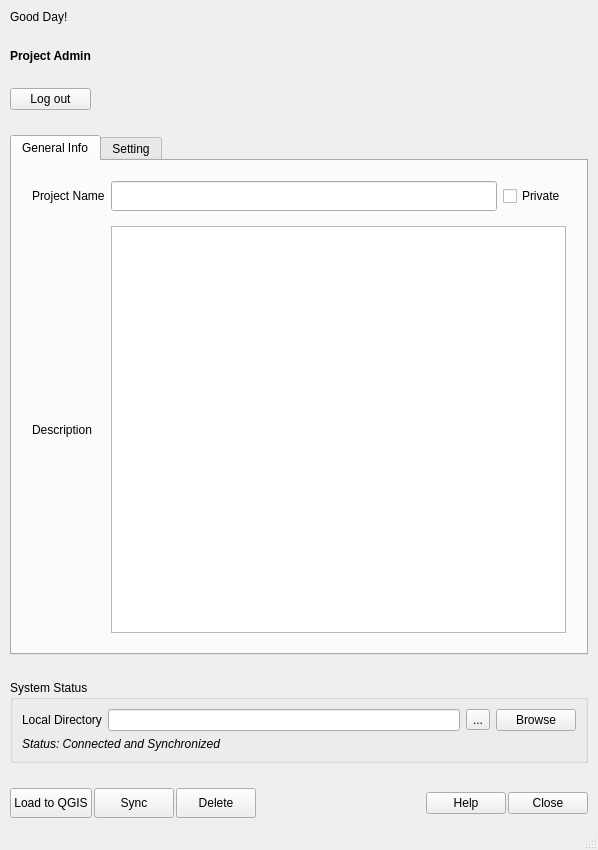
Before: the Qt Designer form ui/project_details_window.ui in joshdels/pyqgis-plugin-topmap, drawn with Qt 5.
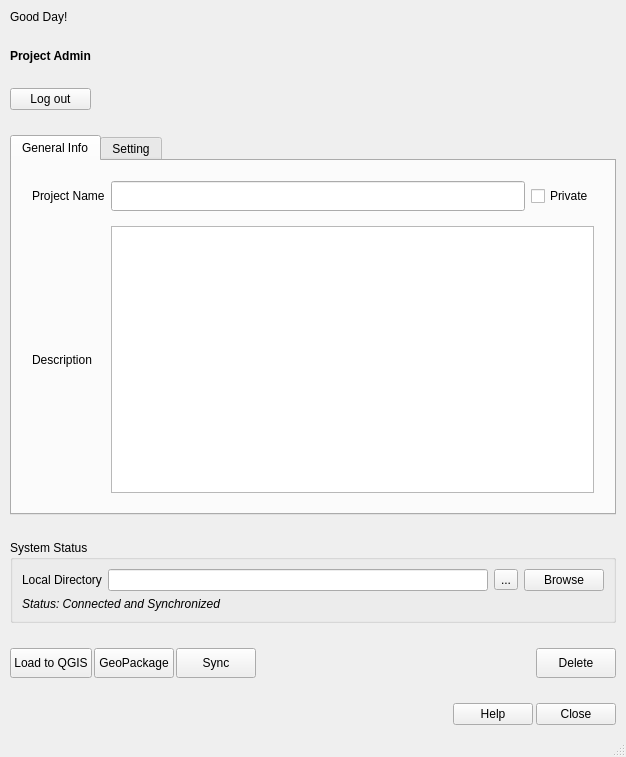
After: the same form once the commit is applied.

Commit message: feat: geopackage, style save of the layer

```diff
--- a/ui/project_details_window.ui
+++ b/ui/project_details_window.ui
@@ -6,8 +6,8 @@
    <rect>
     <x>0</x>
     <y>0</y>
-    <width>598</width>
-    <height>850</height>
+    <width>626</width>
+    <height>757</height>
    </rect>
   </property>
   <property name="windowTitle">
@@ -76,8 +76,8 @@
         </property>
         <property name="sizeHint" stdset="0">
          <size>
-          <width>0</width>
-          <height>0</height>
+          <width>13</width>
+          <height>13</height>
          </size>
         </property>
        </spacer>
@@ -202,7 +202,7 @@
      </widget>
     </item>
     <item>
-     <layout class="QHBoxLayout" name="footerLayout">
+     <layout class="QHBoxLayout" name="userLayout">
       <property name="spacing">
        <number>2</number>
       </property>
@@ -219,6 +219,19 @@
         </property>
        </widget>
       </item>
+      <item>
+       <widget class="QPushButton" name="geoBtn">
+        <property name="minimumSize">
+         <size>
+          <width>50</width>
+          <height>30</height>
+         </size>
+        </property>
+        <property name="text">
+         <string>GeoPackage</string>
+        </property>
+       </widget>
+      </item>
       <item>
        <widget class="QPushButton" name="syncButton">
         <property name="enabled">
@@ -235,6 +248,19 @@
         </property>
        </widget>
       </item>
+      <item>
+       <spacer name="fSpacer">
+        <property name="orientation">
+         <enum>Qt::Horizontal</enum>
+        </property>
+        <property name="sizeHint" stdset="0">
+         <size>
+          <width>13</width>
+          <height>13</height>
+         </size>
+        </property>
+       </spacer>
+      </item>
       <item>
        <widget class="QPushButton" name="deleteBtn">
         <property name="minimumSize">
@@ -248,15 +274,22 @@
         </property>
        </widget>
       </item>
+     </layout>
+    </item>
+    <item>
+     <layout class="QHBoxLayout" name="footerLayout">
+      <property name="spacing">
+       <number>3</number>
+      </property>
       <item>
-       <spacer name="fSpacer">
+       <spacer name="horizontalSpacer">
         <property name="orientation">
          <enum>Qt::Horizontal</enum>
         </property>
         <property name="sizeHint" stdset="0">
          <size>
-          <width>0</width>
-          <height>0</height>
+          <width>40</width>
+          <height>20</height>
          </size>
         </property>
        </spacer>
```
Left out of the diff: 20 changed lines with no effect on the pictures. The commit also changes 1 other file.
